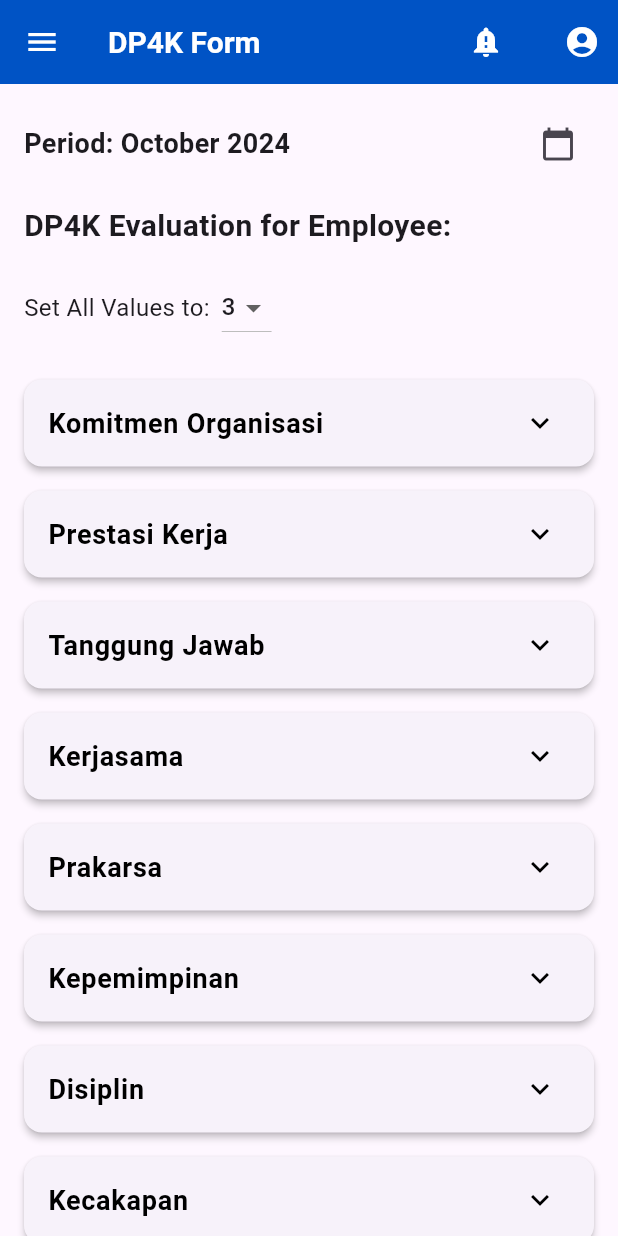
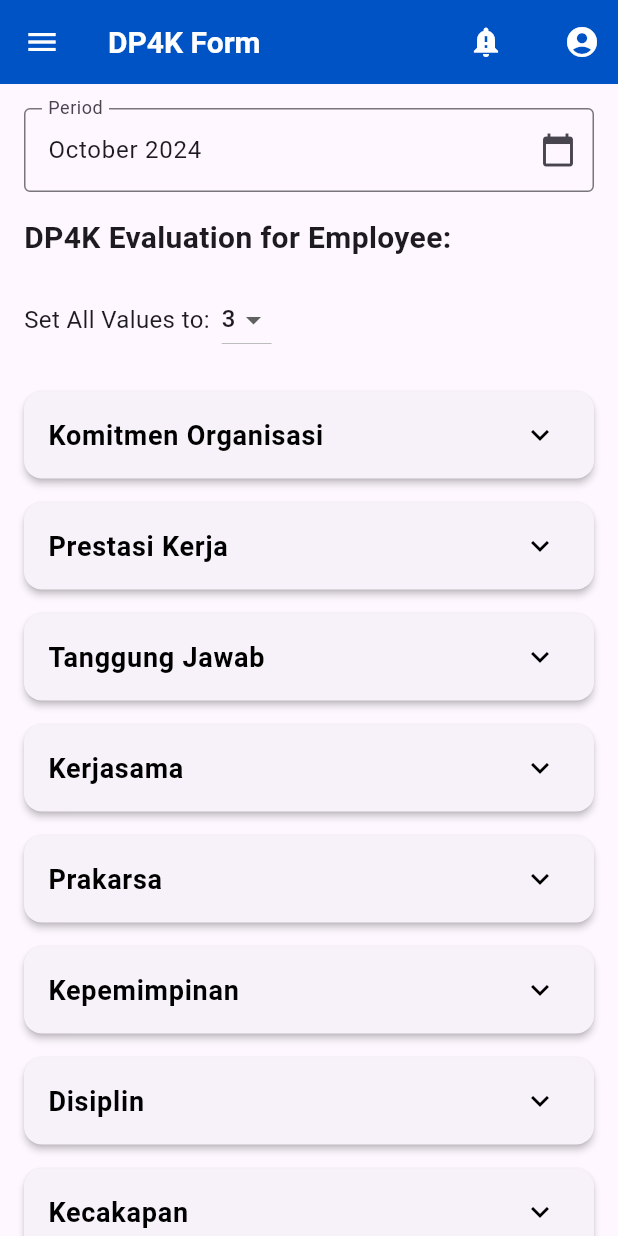
Before and after one commit to alifzidanr/simpeg2, a Flutter app: the DP4KPage screen opened directly with empty values, on a phone screen of 412 x 824 dp. Run offline on Flutter 3.47's test engine with Material 3 defaults, Android fonts, the light colour scheme and no system bars; our stand-ins replace fl_chart, google_fonts, image_picker, permission_handler, shared_preferences, sqflite; accounts and stored records are empty.

Commit message:
22nd commit

```diff
--- a/lib/dp4k_page.dart
+++ b/lib/dp4k_page.dart
@@ -141,7 +141,6 @@ class _DP4KPageState extends State<DP4KPage> {
     );
   }
 
-
   double _calculatePercentage() {
     return (_calculateTotalScore() / maxScore) * 100;
   }
@@ -188,19 +187,19 @@ class _DP4KPageState extends State<DP4KPage> {
           crossAxisAlignment: CrossAxisAlignment.start,
           children: [
             // Month-Year Picker
-            Row(
-              children: [
-                Expanded(
-                  child: Text(
-                    'Period: $monthYearDisplay',
-                    style: TextStyle(fontSize: 18, fontWeight: FontWeight.bold),
+            GestureDetector(
+              onTap: () => _pickMonthYear(context),
+              child: AbsorbPointer(
+                child: TextFormField(
+                  decoration: InputDecoration(
+                    labelText: 'Period',
+                    border: OutlineInputBorder(),
+                    suffixIcon: Icon(Icons.calendar_today),
+                  ),
+                  controller: TextEditingController(text: monthYearDisplay),
+                  readOnly: true,
                 ),
               ),
-                IconButton(
-                  icon: Icon(Icons.calendar_today),
-                  onPressed: () => _pickMonthYear(context),
-                ),
-              ],
             ),
             SizedBox(height: 16),
             Text(
@@ -368,5 +367,4 @@ class _DP4KPageState extends State<DP4KPage> {
       },
     );
   }
-
 }
```
Lines whose indentation alone changed are shown as unchanged.
